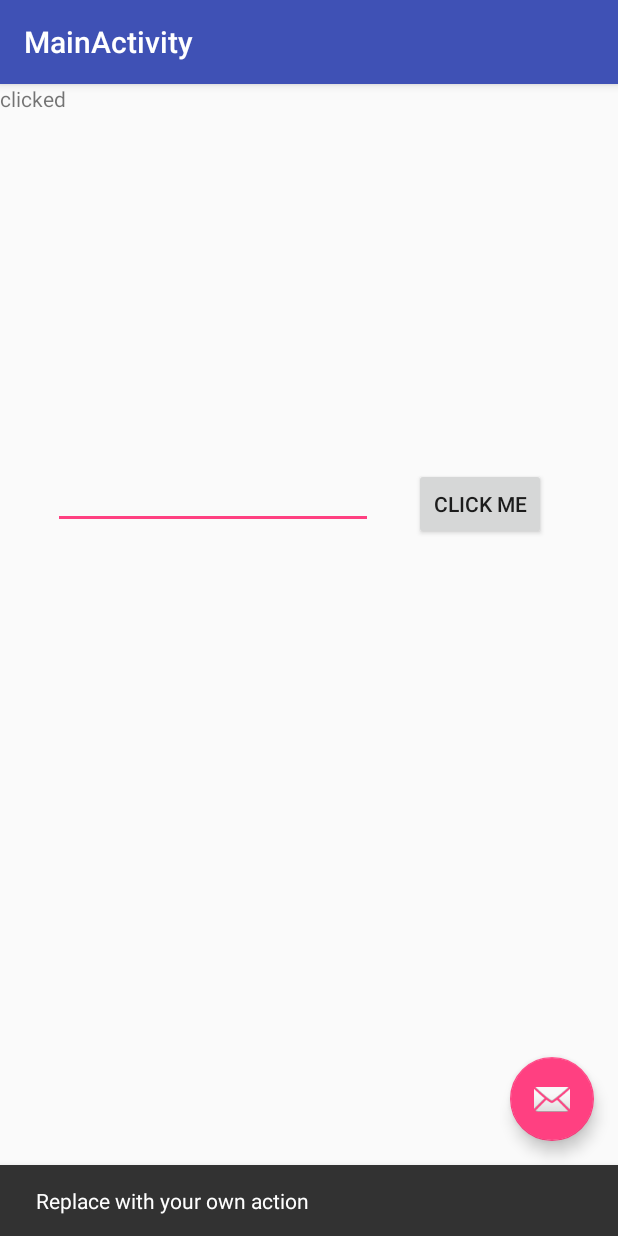
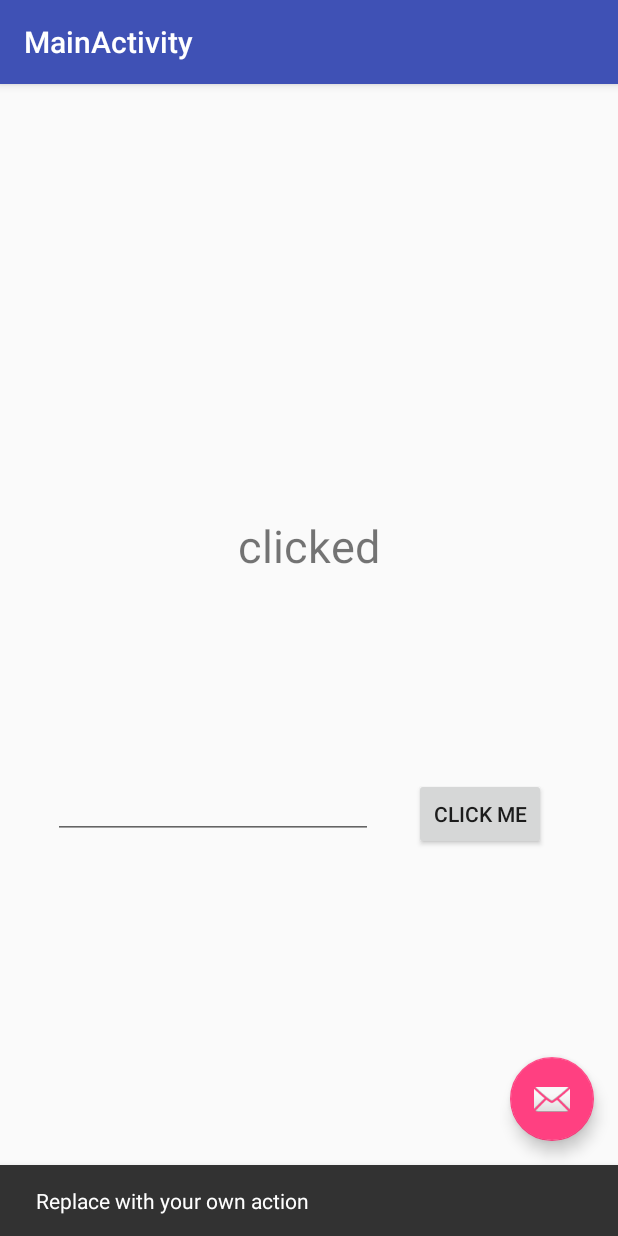
Before and after one commit to kuwako/KotlinAndroid, an Android app: the screen it shows after launch (MainActivity), after a tap on "CLICK ME", on a phone screen of 412 x 824 dp. Run offline under Robolectric (Android 15) with nearby library versions, the phone set to English and light mode, and no system bars; 1 other tap on this screen came first.

Commit message:
入力した文字を反映する何かができた。

```diff
--- a/app/src/main/java/com/kuwako/kotlinandroid/MainActivity.kt
+++ b/app/src/main/java/com/kuwako/kotlinandroid/MainActivity.kt
@@ -1,12 +1,16 @@
 package com.kuwako.kotlinandroid
 
+import android.content.Context
 import android.os.Bundle
 import android.support.design.widget.FloatingActionButton
 import android.support.design.widget.Snackbar
 import android.support.v7.app.AppCompatActivity
 import android.support.v7.widget.Toolbar
+import android.util.Log
 import android.view.View
+import android.view.inputmethod.InputMethodManager
 import android.widget.Button
+import android.widget.EditText
 import android.widget.TextView
 
 class MainActivity : AppCompatActivity() {
@@ -19,13 +23,27 @@ class MainActivity : AppCompatActivity() {
         setSupportActionBar(toolbar)
 
         val fab = findViewById(R.id.fab) as FloatingActionButton
-        fab.setOnClickListener(View.OnClickListener { view -> Snackbar.make(view, "Replace with your own action", Snackbar.LENGTH_LONG).setAction("Action", null).show() })
+        fab.setOnClickListener(View.OnClickListener {
+            view ->
+            Snackbar.make(view, "Replace with your own action", Snackbar.LENGTH_LONG).setAction("Action", null).show() })
 
         val tvHelloWorld = findViewById(R.id.textViewHello) as TextView
         val changeBtn = findViewById(R.id.changeBtn) as Button
-        changeBtn.setOnClickListener { view -> tvHelloWorld.setText(text) }
         val etName = findViewById(R.id.editName) as EditText
-
+        etName.setOnFocusChangeListener { view, hasFocus ->
+            Log.i("@@@focus", hasFocus.toString())
+            if (hasFocus == false) {
+                Log.i("@@@focus", "false")
+            }
+        }
+        changeBtn.setOnClickListener { view ->
+            if (!etName.text.toString().equals("")) {
+                text = etName.text.toString()
+                etName.editableText.clear()
+            }
+            tvHelloWorld.text = text
+            val imn :InputMethodManager = getSystemService(Context.INPUT_METHOD_SERVICE) as InputMethodManager
+            imn.hideSoftInputFromWindow(view.windowToken, InputMethodManager.HIDE_NOT_ALWAYS)
+        }
     }
-
 }
--- a/app/src/main/res/layout/content_main.xml
+++ b/app/src/main/res/layout/content_main.xml
@@ -13,9 +13,21 @@
         android:layout_width="wrap_content"
         android:layout_height="wrap_content"
         android:id="@+id/textViewHello"
-        tools:ignore="UnknownId"
-        tools:layout_editor_absoluteY="152dp"
-        tools:layout_editor_absoluteX="132dp" />
+        tools:ignore="MissingConstraints,UnknownId"
+        android:layout_marginTop="16dp"
+        app:layout_constraintTop_toTopOf="parent"
+        app:layout_constraintBottom_toBottomOf="parent"
+        android:layout_marginBottom="16dp"
+        android:textSize="30dp"
+        app:layout_constraintVertical_bias="0.39"
+        android:layout_marginEnd="16dp"
+        app:layout_constraintRight_toRightOf="parent"
+        android:layout_marginRight="16dp"
+        android:layout_marginStart="16dp"
+        app:layout_constraintLeft_toLeftOf="parent"
+        android:focusable="true"
+        android:focusableInTouchMode="true"
+        android:layout_marginLeft="16dp" />
 
     <Button
         android:text="@string/click_me"
```
